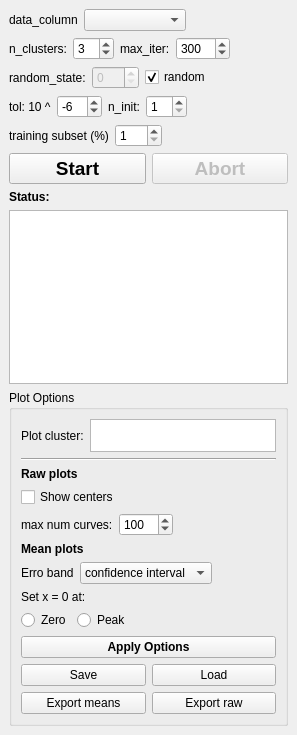
Old version of the form mesmerize/plotting/widgets/kshape/control_widget.ui in the repository kushalkolar/MESmerize.
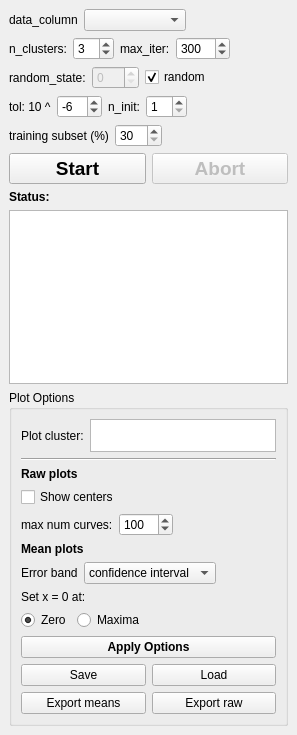
New version of the form.

What changed in the file:
```diff
--- a/mesmerize/plotting/widgets/kshape/control_widget.ui
+++ b/mesmerize/plotting/widgets/kshape/control_widget.ui
@@ -241,7 +241,7 @@
       <item>
        <widget class="QSpinBox" name="spinBoxTrainSubsetPercentage">
         <property name="minimum">
-         <number>1</number>
+         <number>30</number>
         </property>
         <property name="maximum">
          <number>100</number>
@@ -464,7 +464,7 @@
          <item>
           <widget class="QLabel" name="label_10">
            <property name="text">
-            <string>Erro band</string>
+            <string>Error band</string>
            </property>
           </widget>
          </item>
@@ -518,12 +518,15 @@
              <property name="text">
               <string>Zero</string>
              </property>
+             <property name="checked">
+              <bool>true</bool>
+             </property>
             </widget>
            </item>
            <item>
             <widget class="QRadioButton" name="radioButtonPeak">
              <property name="text">
-              <string>Peak</string>
+              <string>Maxima</string>
              </property>
             </widget>
            </item>
```
Left out of the diff: 14 changed lines with no effect on the pictures.
